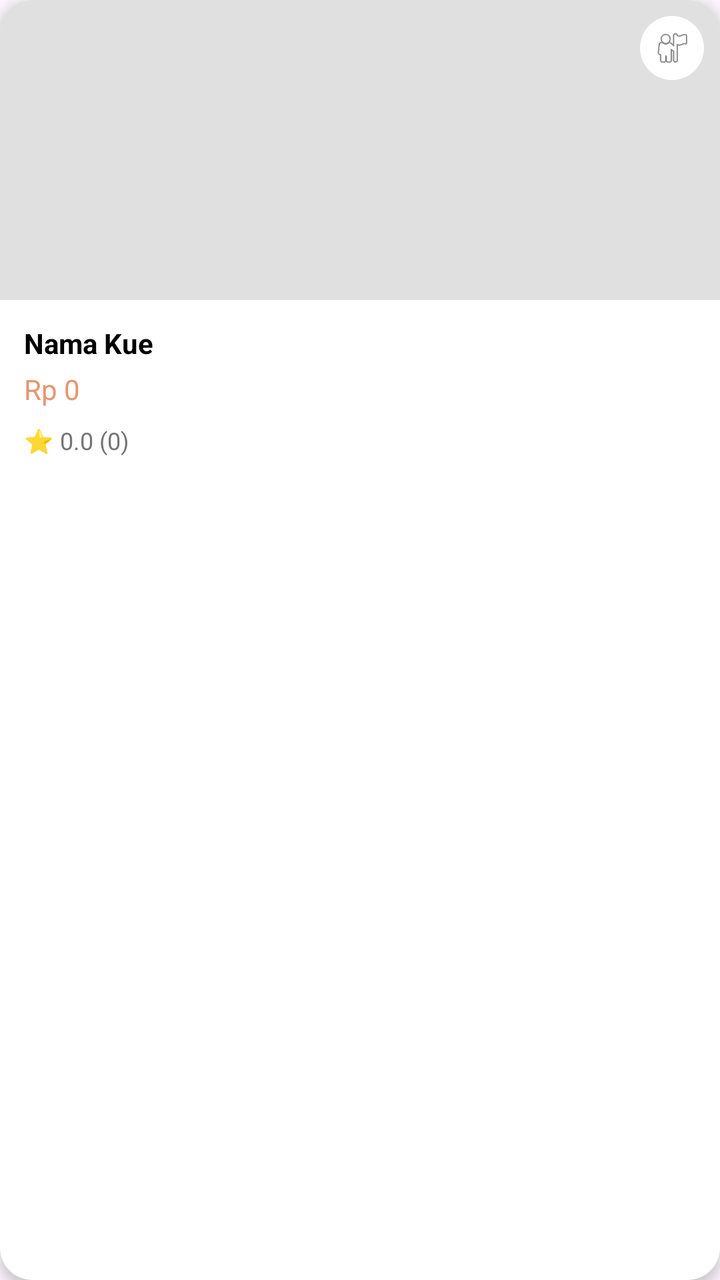
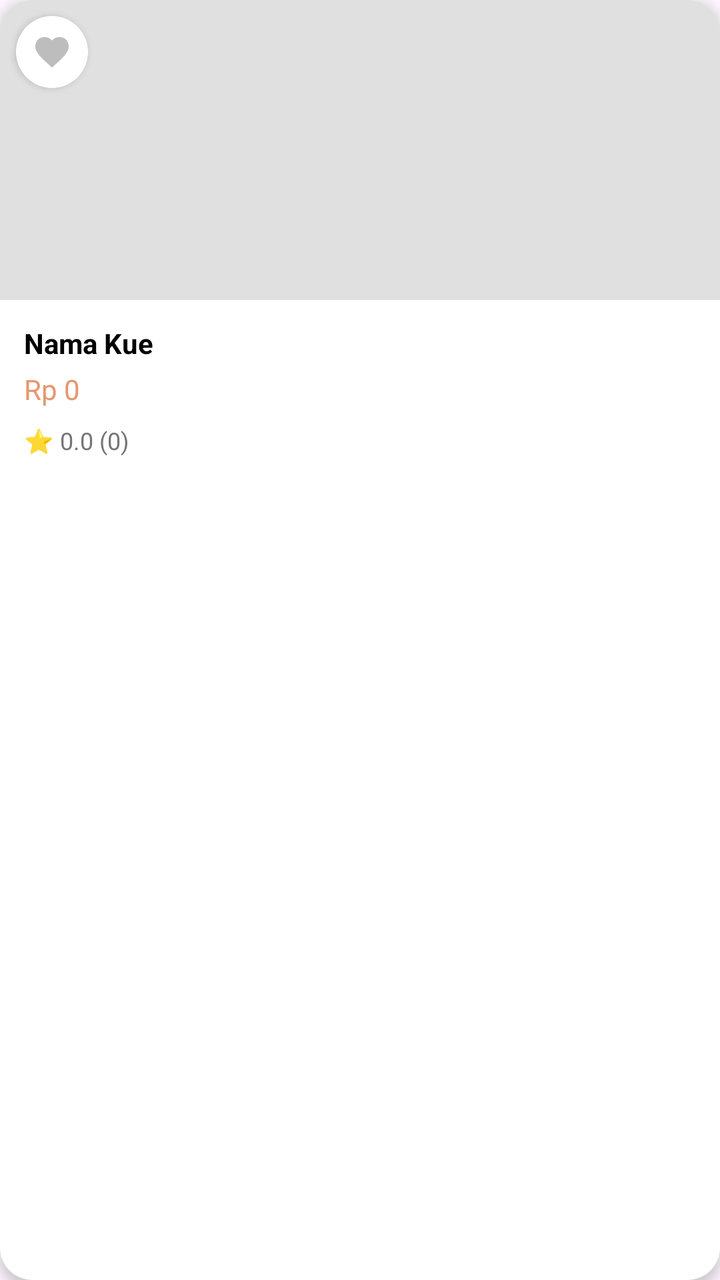

Two renders of the same Android screen: before a commit and after it. Below are the layout's source before the change and the commit's diff.
<!-- AndroidManifest.xml: application theme Theme.KueWeh -->
<!-- res/layout/item_kue.xml -->
<?xml version="1.0" encoding="utf-8"?>
<androidx.cardview.widget.CardView
    xmlns:android="http://schemas.android.com/apk/res/android"
    xmlns:app="http://schemas.android.com/apk/res-auto"
    android:layout_width="match_parent"
    android:layout_height="wrap_content"
    android:layout_margin="8dp"
    app:cardCornerRadius="16dp"
    app:cardElevation="4dp">

    <LinearLayout
        android:layout_width="match_parent"
        android:layout_height="wrap_content"
        android:orientation="vertical">

        <FrameLayout
            android:layout_width="match_parent"
            android:layout_height="150dp">

            <ImageView
                android:id="@+id/imgKue"
                android:layout_width="match_parent"
                android:layout_height="match_parent"
                android:scaleType="centerCrop"
                android:background="#E0E0E0" />

            <ImageView
                android:layout_width="32dp"
                android:layout_height="32dp"
                android:layout_gravity="top|end"
                android:layout_margin="8dp"
                android:background="@drawable/bg_search_rounded"
                android:padding="6dp"
                android:src="@android:drawable/ic_menu_myplaces" />
        </FrameLayout>

        <LinearLayout
            android:layout_width="match_parent"
            android:layout_height="wrap_content"
            android:orientation="vertical"
            android:padding="12dp">

            <TextView
                android:id="@+id/tvNamaKue"
                android:layout_width="match_parent"
                android:layout_height="wrap_content"
                android:text="Nama Kue"
                android:textColor="#000000"
                android:textSize="14sp"
                android:textStyle="bold" />

            <TextView
                android:id="@+id/tvHargaKue"
                android:layout_width="match_parent"
                android:layout_height="wrap_content"
                android:layout_marginTop="4dp"
                android:text="Rp 0"
                android:textColor="#E8966E"
                android:textSize="14sp" />

            <TextView
                android:id="@+id/tvRating"
                android:layout_width="match_parent"
                android:layout_height="wrap_content"
                android:layout_marginTop="8dp"
                android:text="⭐ 0.0 (0)"
                android:textSize="12sp"
                android:textColor="#757575"/>
        </LinearLayout>
    </LinearLayout>
</androidx.cardview.widget.CardView>
<!-- resources referenced by this layout -->
<resources>
  <!-- drawable bg_search_rounded (drawable) -->
  <?xml version="1.0" encoding="utf-8"?>
  <shape xmlns:android="http://schemas.android.com/apk/res/android">
      <solid android:color="#FFFFFF" />
      <corners android:radius="24dp" /> </shape>
  <style name="Theme.KueWeh" parent="Base.Theme.KueWeh" />
  <style name="Base.Theme.KueWeh" parent="Theme.Material3.DayNight.NoActionBar">
          
          
      </style>
</resources>

<!-- the commit's change to res/layout/item_kue.xml (unified diff, before → after) -->
@@ -24,14 +24,24 @@
                 android:scaleType="centerCrop"
                 android:background="#E0E0E0" />
 
-            <ImageView
-                android:layout_width="32dp"
-                android:layout_height="32dp"
-                android:layout_gravity="top|end"
+            <androidx.cardview.widget.CardView
+                android:id="@+id/btnFavoriteLayout"
+                android:layout_width="36dp"
+                android:layout_height="36dp"
+                android:layout_alignParentEnd="true"
                 android:layout_margin="8dp"
-                android:background="@drawable/bg_search_rounded"
-                android:padding="6dp"
-                android:src="@android:drawable/ic_menu_myplaces" />
+                app:cardCornerRadius="18dp"
+                app:cardElevation="2dp">
+
+                <ImageView
+                    android:id="@+id/imgFavoriteHeart"
+                    android:layout_width="match_parent"
+                    android:layout_height="match_parent"
+                    android:padding="8dp"
+                    android:background="@drawable/bg_search_rounded"
+                    android:src="@drawable/ic_favorite"
+                    app:tint="#BDBDBD" />
+            </androidx.cardview.widget.CardView>
         </FrameLayout>
 
         <LinearLayout
<!-- resource entries referenced after the edit -->
@@ -5,6 +5,12 @@
   <shape xmlns:android="http://schemas.android.com/apk/res/android">
       <solid android:color="#FFFFFF" />
       <corners android:radius="24dp" /> </shape>
+  <!-- drawable ic_favorite (drawable) -->
+  <vector xmlns:android="http://schemas.android.com/apk/res/android" android:height="24dp" android:tint="#000000" android:viewportHeight="24" android:viewportWidth="24" android:width="24dp">
+        
+      <path android:fillColor="@android:color/white" android:pathData="M12,21.35l-1.45,-1.32C5.4,15.36 2,12.28 2,8.5 2,5.42 4.42,3 7.5,3c1.74,0 3.41,0.81 4.5,2.09C13.09,3.81 14.76,3 16.5,3 19.58,3 22,5.42 22,8.5c0,3.78 -3.4,6.86 -8.55,11.54L12,21.35z"/>
+      
+  </vector>
   <style name="Theme.KueWeh" parent="Base.Theme.KueWeh" />
   <style name="Base.Theme.KueWeh" parent="Theme.Material3.DayNight.NoActionBar">
           
